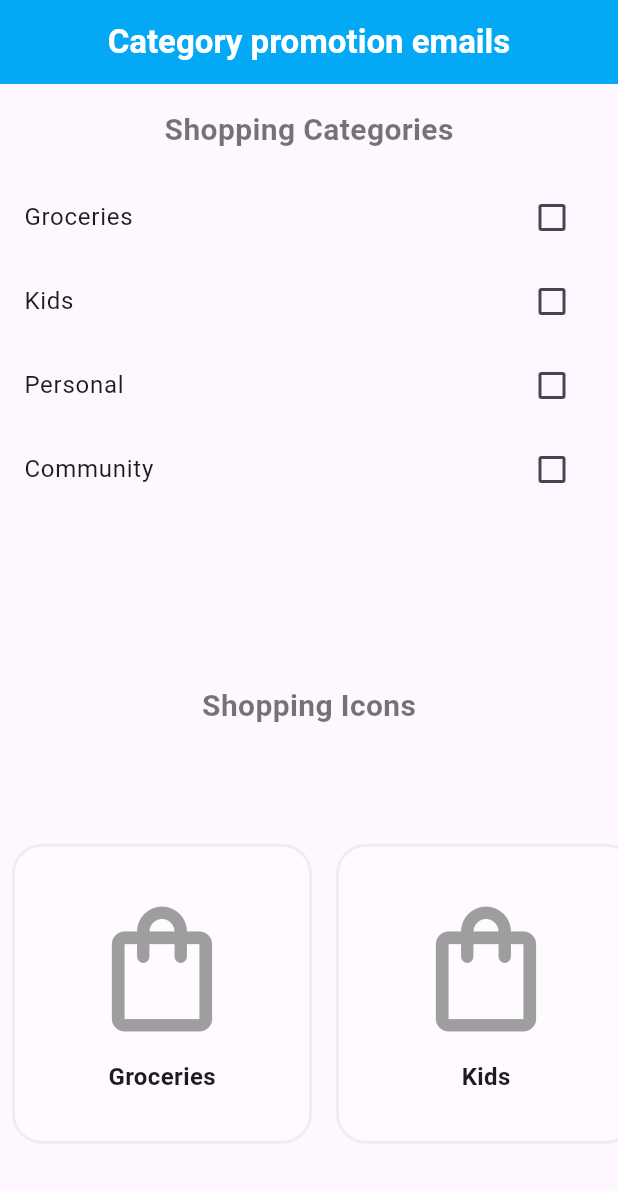
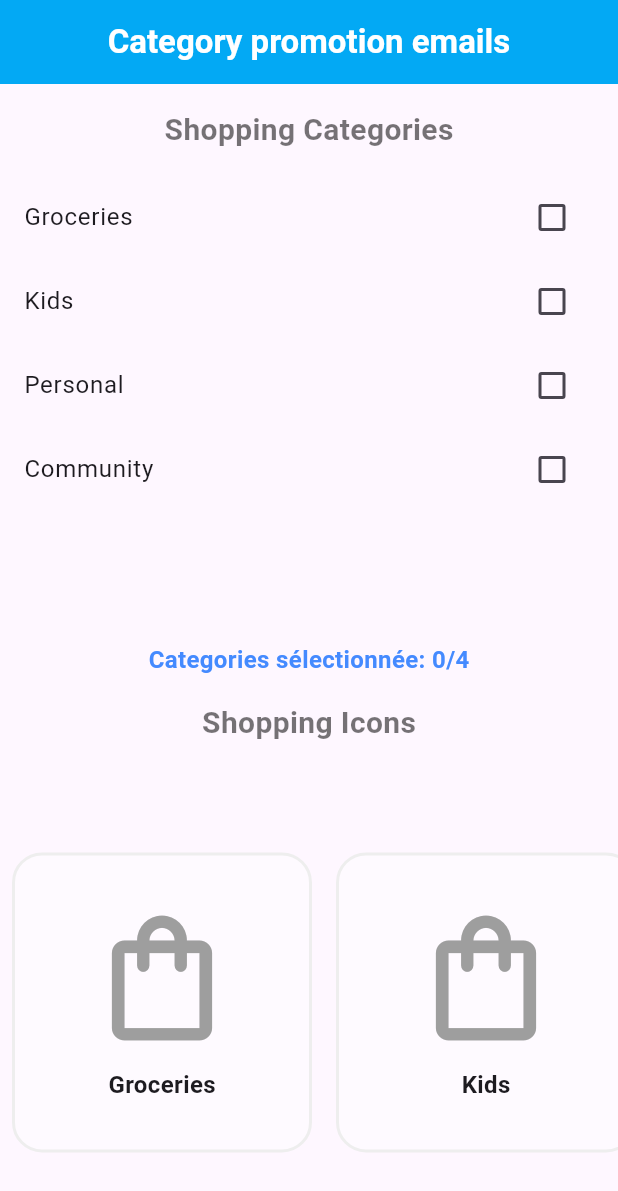
Before and after one commit to VicAy007/apprentissage_flutter_app, a Flutter app: the screen it shows after launch, on a phone screen of 412 x 824 dp. Shown: the top 1191 px of the screen. Run offline on Flutter 3.47's test engine with Material 3 defaults, Android fonts, the phone set to English and light mode, and no system bars; our stand-ins replace material_ui.

Commit message:
modification du fichier third_page.dart

```diff
--- a/lib/screens/third_page.dart
+++ b/lib/screens/third_page.dart
@@ -17,6 +17,10 @@ class _ThirdPageState extends State<ThirdPage> {
     'Personal': false,
     'Community': false,
   };
+
+  List<bool?> get checkedBox =>
+      checkLists.values.where((a) => a == true).toList();
+
   @override
   Widget build(BuildContext context) {
     return Scaffold(
@@ -64,6 +68,14 @@ class _ThirdPageState extends State<ThirdPage> {
               ),
             ),
           ),
+          Text(
+            'Categories sélectionnée: ${checkedBox.length}/${checkLists.length}',
+            style: TextStyle(
+              fontWeight: FontWeight.bold,
+              fontSize: 16,
+              color: Colors.blueAccent,
+            ),
+          ),
 
           Container(
             padding: const EdgeInsets.all(16.0),
```
